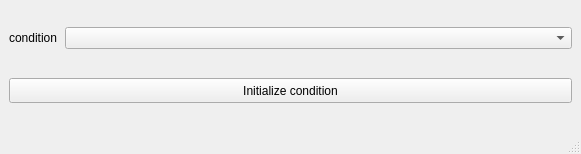
tud-hri/joan, file modules/experimentmanager/dialog/experimentmanager.ui: the form before one commit.
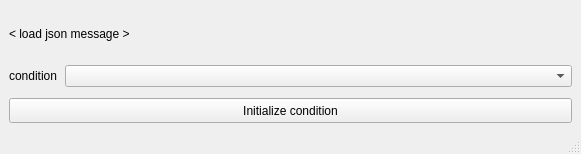
The form after the commit.

Commit message: Added lbl_message_loadjson to expman ui

What changed in the file:
```diff
--- a/modules/experimentmanager/dialog/experimentmanager.ui
+++ b/modules/experimentmanager/dialog/experimentmanager.ui
@@ -70,6 +70,13 @@
       </property>
      </spacer>
     </item>
+    <item row="0" column="0">
+     <widget class="QLabel" name="lbl_message_loadjson">
+      <property name="text">
+       <string>&lt; load json message &gt;</string>
+      </property>
+     </widget>
+    </item>
    </layout>
   </widget>
   <widget class="QMenuBar" name="menu_bar">
```
Left out of the diff: 2 changed lines with no effect on the pictures.
